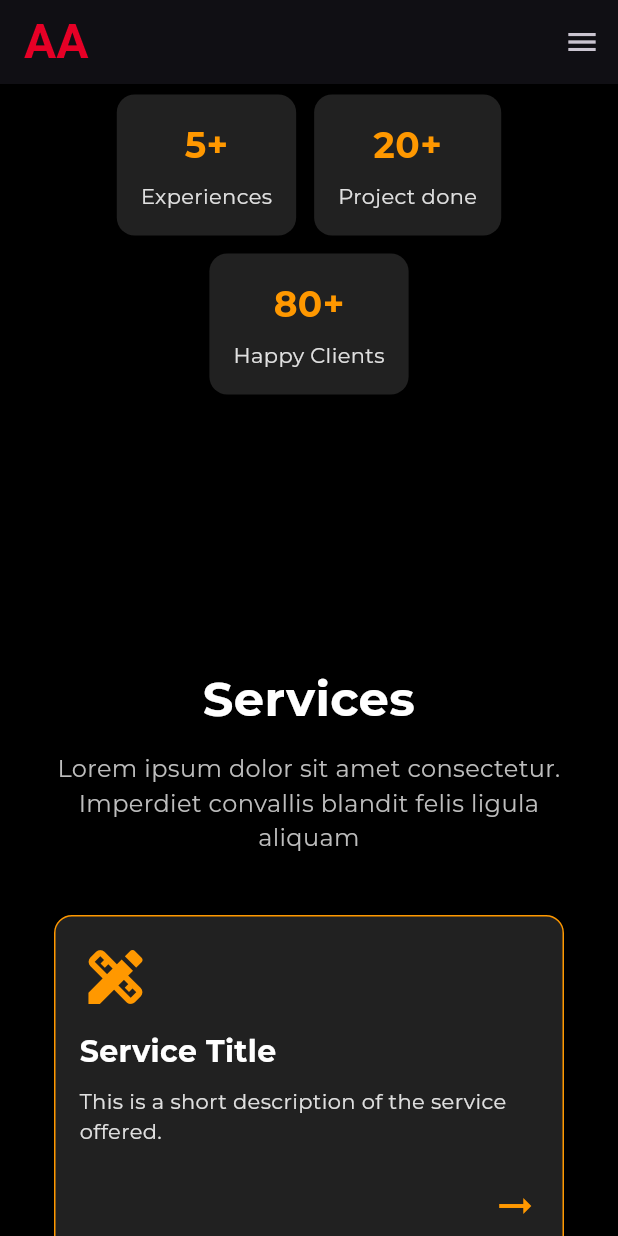
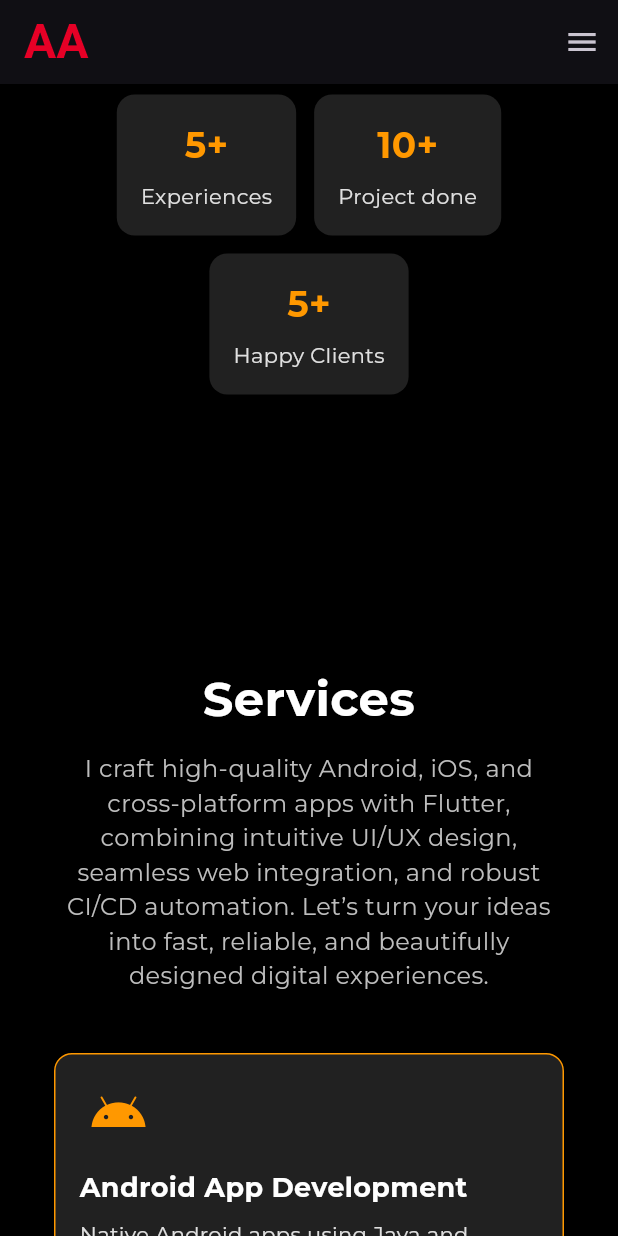
Before and after one commit to ajinkya446/ajinkya_aher_portfolio, a Flutter app: the screen it shows after launch, scrolled down 576 dp, on a phone screen of 412 x 824 dp. Run offline on Flutter 3.47's test engine with Material 3 defaults, Android fonts, the phone set to English and light mode, and no system bars; our stand-ins replace font_awesome_flutter, google_fonts.

Commit message:
service listing added for the service content

```diff
--- /dev/null
+++ b/lib/constants/constants.dart
@@ -0,0 +1,20 @@
+import 'package:flutter/material.dart';
+import 'package:font_awesome_flutter/font_awesome_flutter.dart';
+
+final serviceList = [
+  {"id": 1, "title": "Android App Development", "shortDescription": "Native Android apps using Java and Kotlin.", "icon": "fa-brands fa-android"},
+  {"id": 2, "title": "iOS App Development", "shortDescription": "High-quality iOS apps built with Swift and Objective-C.", "icon": "fa-brands fa-apple"},
+  {"id": 3, "title": "Cross-Platform App Development", "shortDescription": "Build apps for iOS and Android using Flutter or React Native.", "icon": "fa-solid fa-mobile-screen-button"},
+  {"id": 4, "title": "Flutter WebDevelopment", "shortDescription": "Responsive Flutter web apps and modern websites.", "icon": "fa-solid fa-globe"},
+  {"id": 5, "title": "UI/UX Design", "shortDescription": "Intuitive and engaging app interfaces and user experiences.", "icon": "fa-solid fa-pencil-ruler"},
+  {"id": 6, "title": "DevOps & Automation", "shortDescription": "CI/CD pipelines and automated deployment for apps.", "icon": "fa-solid fa-gears"}
+];
+
+final Map<String, IconData> faIconMap = {
+  'fa-brands fa-android': FontAwesomeIcons.android,
+  'fa-brands fa-apple': FontAwesomeIcons.apple,
+  'fa-solid fa-mobile-screen-button': FontAwesomeIcons.mobileScreenButton,
+  'fa-solid fa-globe': FontAwesomeIcons.globe,
+  'fa-solid fa-pencil-ruler': FontAwesomeIcons.pencilRuler,
+  'fa-solid fa-gears': FontAwesomeIcons.gears
+};
--- a/lib/widgets/responsive_layout.dart
+++ b/lib/widgets/responsive_layout.dart
@@ -345,7 +345,7 @@ class MobileView extends StatelessWidget {
                     spacing: 12,
                     runSpacing: 12,
                     alignment: WrapAlignment.center,
-                    children: const [InfoCard(label: '5+', description: 'Experiences'), InfoCard(label: '20+', description: 'Project done'), InfoCard(label: '80+', description: 'Happy Clients')],
+                    children: const [InfoCard(label: '5+', description: 'Experiences'), InfoCard(label: '10+', description: 'Project done'), InfoCard(label: '5+', description: 'Happy Clients')],
                   ),
                   const SizedBox(height: 120),
                   const ServicesSection(),
--- a/lib/widgets/service_screen.dart
+++ b/lib/widgets/service_screen.dart
@@ -1,5 +1,8 @@
 import 'package:flutter/material.dart';
+import 'package:font_awesome_flutter/font_awesome_flutter.dart';
 import 'package:google_fonts/google_fonts.dart';
+
+import '../constants/constants.dart';
 
 class ServicesSection extends StatelessWidget {
   const ServicesSection({super.key});
@@ -25,9 +28,9 @@ class ServicesSection extends StatelessWidget {
           ),
           const SizedBox(height: 12),
           Padding(
-            padding: const EdgeInsets.symmetric(horizontal: horizontalPadding),
+            padding: const EdgeInsets.symmetric(horizontal: 24),
             child: Text(
-              'Lorem ipsum dolor sit amet consectetur. Imperdiet convallis blandit felis ligula aliquam',
+              'I craft high-quality Android, iOS, and cross-platform apps with Flutter, combining intuitive UI/UX design, seamless web integration, and robust CI/CD automation. Let’s turn your ideas into fast, reliable, and beautifully designed digital experiences.',
               style: GoogleFonts.montserrat(fontSize: 16, color: Colors.grey.shade400),
               textAlign: TextAlign.center,
             ),
@@ -52,20 +55,15 @@ class ServicesSection extends StatelessWidget {
                       aspectRatio = 6 / 3.2;
                     } else {
                       crossAxisCount = 1;
-                      aspectRatio = 1.5;
+                      aspectRatio = 1.8;
                     }
 
                     return GridView.builder(
                       shrinkWrap: true,
                       physics: const NeverScrollableScrollPhysics(),
-                      itemCount: 6,
-                      gridDelegate: SliverGridDelegateWithFixedCrossAxisCount(
-                        crossAxisCount: crossAxisCount,
-                        crossAxisSpacing: 20,
-                        mainAxisSpacing: 20,
-                        childAspectRatio: aspectRatio,
-                      ),
-                      itemBuilder: (context, index) => const ServiceCard(),
+                      itemCount: serviceList.length,
+                      gridDelegate: SliverGridDelegateWithFixedCrossAxisCount(crossAxisCount: crossAxisCount, crossAxisSpacing: 20, mainAxisSpacing: 20, childAspectRatio: aspectRatio),
+                      itemBuilder: (context, index) => ServiceCard(serviceContent: serviceList[index]),
                     );
                   },
                 ),
@@ -79,7 +77,9 @@ class ServicesSection extends StatelessWidget {
 }
 
 class ServiceCard extends StatefulWidget {
-  const ServiceCard({super.key});
+  dynamic serviceContent;
+
+  ServiceCard({super.key, this.serviceContent});
 
   @override
   State<ServiceCard> createState() => _ServiceCardState();
@@ -105,47 +105,22 @@ class _ServiceCardState extends State<ServiceCard> with SingleTickerProviderStat
   @override
   Widget build(BuildContext context) {
     final scale = MediaQuery.of(context).textScaleFactor;
-
     return Container(
-      decoration: BoxDecoration(
-        color: Colors.grey.shade900,
-        borderRadius: BorderRadius.circular(12),
-        border: Border.all(color: Colors.orange, width: 1),
-      ),
+      decoration: BoxDecoration(color: Colors.grey.shade900, borderRadius: BorderRadius.circular(12), border: Border.all(color: Colors.orange, width: 1)),
       padding: const EdgeInsets.all(16),
       child: Column(
         crossAxisAlignment: CrossAxisAlignment.start,
         children: [
-          Icon(Icons.design_services, size: 48, color: Colors.orange),
+          IconButton(icon: FaIcon(faIconMap[widget.serviceContent["icon"]] ?? FontAwesomeIcons.question, size: 32 * scale), color: Colors.orange, onPressed: () {}),
           const SizedBox(height: 12),
-          Text(
-            'Service Title',
-            style: GoogleFonts.montserrat(
-              fontSize: 20 * scale,
-              fontWeight: FontWeight.bold,
-              color: Colors.white,
-            ),
-            maxLines: 2,
-            overflow: TextOverflow.ellipsis,
-          ),
+          Text(widget.serviceContent["title"], style: GoogleFonts.montserrat(fontSize: 18 * scale, fontWeight: FontWeight.bold, color: Colors.white), maxLines: 2, overflow: TextOverflow.ellipsis),
           const SizedBox(height: 8),
           Expanded(
-            child: Text(
-              'This is a short description of the service offered.',
-              style: GoogleFonts.montserrat(
-                fontSize: 14 * scale,
-                color: Colors.grey.shade300,
-              ),
-              maxLines: 3,
-              overflow: TextOverflow.ellipsis,
-            ),
+            child: Text(widget.serviceContent["shortDescription"], style: GoogleFonts.montserrat(fontSize: 14 * scale, color: Colors.grey.shade300), maxLines: 3, overflow: TextOverflow.ellipsis),
           ),
           Align(
             alignment: Alignment.bottomRight,
-            child: SlideTransition(
-              position: _offsetAnimation,
-              child: Icon(Icons.arrow_right_alt, color: Colors.orange, size: 32),
-            ),
+            child: SlideTransition(position: _offsetAnimation, child: Icon(Icons.arrow_right_alt, color: Colors.orange, size: 32)),
           ),
         ],
       ),
```
